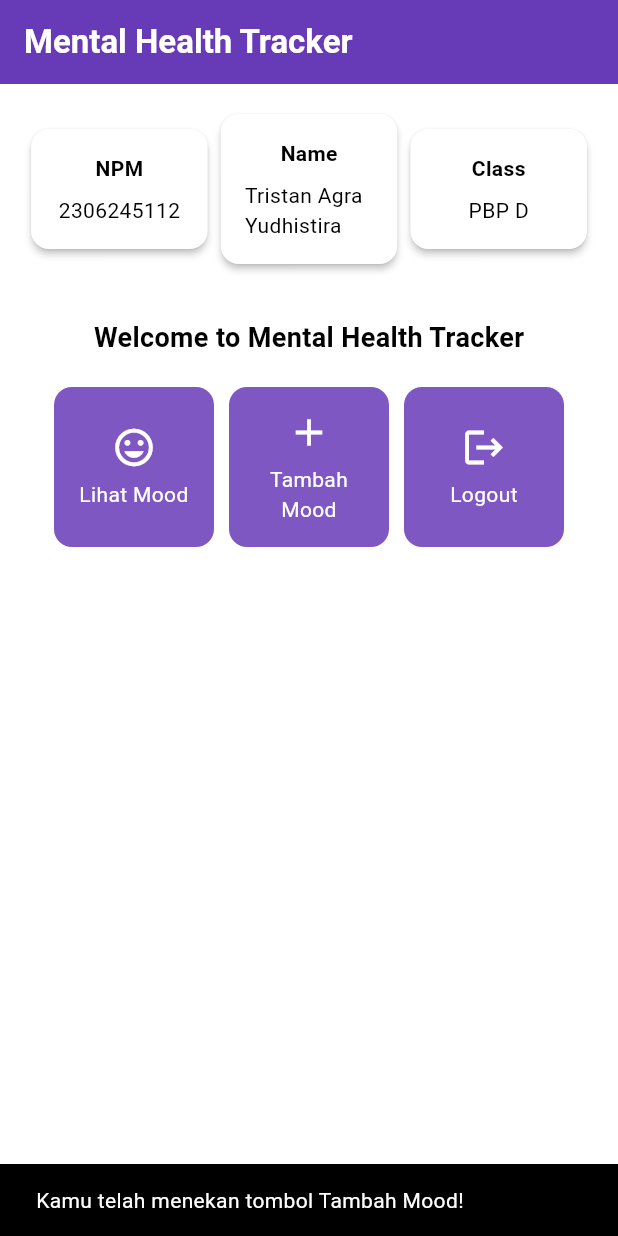
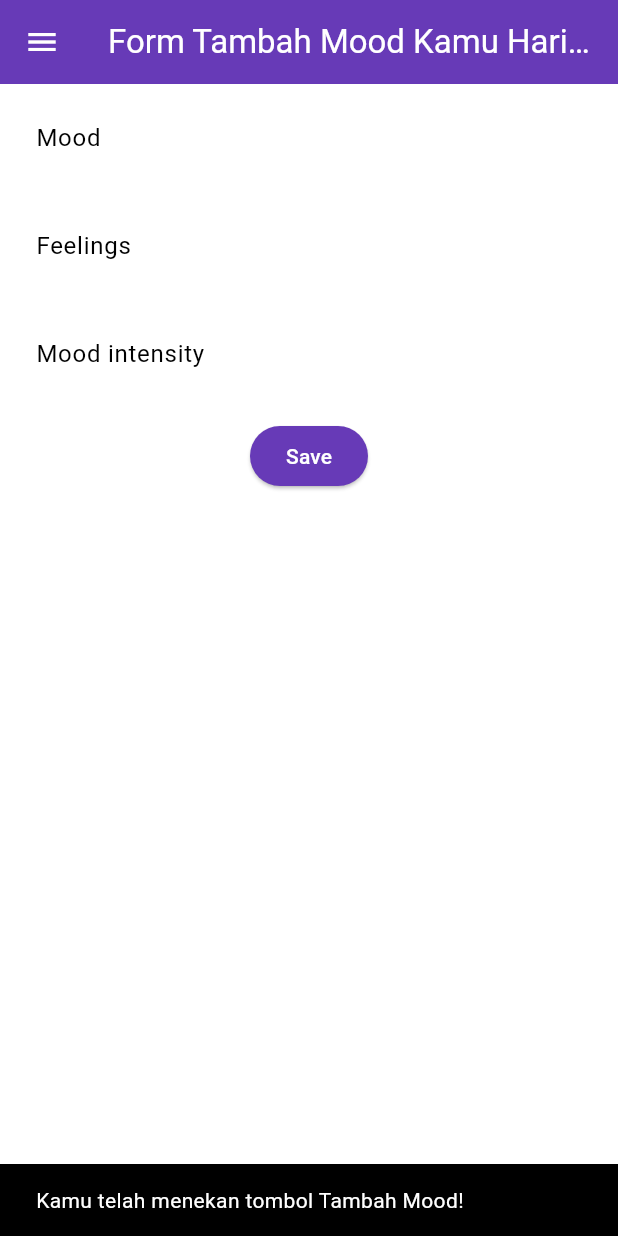
Before and after one commit to TrayMachi/mental-health-tracker-mobile, a Flutter app: the screen it shows after launch, after a tap on "Tambah Mood", on a phone screen of 412 x 824 dp. Run offline on Flutter 3.47's test engine with Material 3 defaults, Android fonts, the phone set to English and light mode, and no system bars.

Commit message:
feat: done tutorial 7

```diff
--- a/lib/main.dart
+++ b/lib/main.dart
@@ -1,5 +1,5 @@
 import 'package:flutter/material.dart';
-import 'package:mental_health_tracker/menu.dart';
+import 'package:mental_health_tracker/screens/menu.dart';
 
 void main() {
   runApp(const MyApp());
--- a/lib/menu.dart
+++ b/lib/screens/menu.dart
@@ -1,4 +1,6 @@
 import 'package:flutter/material.dart';
+import 'package:mental_health_tracker/widgets/left_drawer.dart';
+import 'package:mental_health_tracker/widgets/mood_card.dart';
 
 class MyHomePage extends StatelessWidget {
   final String npm = '2306245112'; // NPM
@@ -20,6 +22,7 @@ class MyHomePage extends StatelessWidget {
       // AppBar adalah bagian atas halaman yang menampilkan judul.
       appBar: AppBar(
         // Judul aplikasi "Mental Health Tracker" dengan teks putih dan tebal.
+        iconTheme: const IconThemeData(color: Colors.white),
         title: const Text(
           'Mental Health Tracker',
           style: TextStyle(
@@ -30,6 +33,7 @@ class MyHomePage extends StatelessWidget {
         // Warna latar belakang AppBar diambil dari skema warna tema aplikasi.
         backgroundColor: Theme.of(context).colorScheme.primary,
       ),
+      drawer: const LeftDrawer(),
       // Body halaman dengan padding di sekelilingnya.
       body: Padding(
         padding: const EdgeInsets.all(16.0),
@@ -126,62 +130,3 @@ class InfoCard extends StatelessWidget {
     );
   }
 }
-
-class ItemHomepage {
-  final String name;
-  final IconData icon;
-
-  ItemHomepage(this.name, this.icon);
-}
-
-class ItemCard extends StatelessWidget {
-  // Menampilkan kartu dengan ikon dan nama.
-
-  final ItemHomepage item;
-
-  const ItemCard(this.item, {super.key});
-
-  @override
-  Widget build(BuildContext context) {
-    return Material(
-      // Menentukan warna latar belakang dari tema aplikasi.
-      color: Theme.of(context).colorScheme.secondary,
-      // Membuat sudut kartu melengkung.
-      borderRadius: BorderRadius.circular(12),
-
-      child: InkWell(
-        // Aksi ketika kartu ditekan.
-        onTap: () {
-          // Menampilkan pesan SnackBar saat kartu ditekan.
-          ScaffoldMessenger.of(context)
-            ..hideCurrentSnackBar()
-            ..showSnackBar(SnackBar(
-                content: Text("Kamu telah menekan tombol ${item.name}!")));
-        },
-        // Container untuk menyimpan Icon dan Text
-        child: Container(
-          padding: const EdgeInsets.all(8),
-          child: Center(
-            child: Column(
-              // Menyusun ikon dan teks di tengah kartu.
-              mainAxisAlignment: MainAxisAlignment.center,
-              children: [
-                Icon(
-                  item.icon,
-                  color: Colors.white,
-                  size: 30.0,
-                ),
-                const Padding(padding: EdgeInsets.all(3)),
-                Text(
-                  item.name,
-                  textAlign: TextAlign.center,
-                  style: const TextStyle(color: Colors.white),
-                ),
-              ],
-            ),
-          ),
-        ),
-      ),
-    );
-  }
-}
--- /dev/null
+++ b/lib/screens/moodentry_form.dart
@@ -0,0 +1,159 @@
+import 'package:flutter/material.dart';
+import 'package:mental_health_tracker/widgets/left_drawer.dart';
+
+class MoodEntryFormPage extends StatefulWidget {
+  const MoodEntryFormPage({super.key});
+
+  @override
+  State<MoodEntryFormPage> createState() => _MoodEntryFormPageState();
+}
+
+class _MoodEntryFormPageState extends State<MoodEntryFormPage> {
+  final _formKey = GlobalKey<FormState>();
+  String _mood = "";
+  String _feelings = "";
+  int _moodIntensity = 0;
+  @override
+  Widget build(BuildContext context) {
+    return Scaffold(
+      appBar: AppBar(
+        title: const Center(
+          child: Text(
+            'Form Tambah Mood Kamu Hari ini',
+          ),
+        ),
+        backgroundColor: Theme.of(context).colorScheme.primary,
+        foregroundColor: Colors.white,
+      ),
+      drawer: const LeftDrawer(),
+      body: Form(
+        key: _formKey,
+        child: SingleChildScrollView(
+            child: Column(
+          crossAxisAlignment: CrossAxisAlignment.start,
+          children: [
+            Padding(
+              padding: const EdgeInsets.all(8.0),
+              child: TextFormField(
+                decoration: InputDecoration(
+                  hintText: "Mood",
+                  labelText: "Mood",
+                  border: OutlineInputBorder(
+                    borderRadius: BorderRadius.circular(5.0),
+                  ),
+                ),
+                onChanged: (String? value) {
+                  setState(() {
+                    _mood = value!;
+                  });
+                },
+                validator: (String? value) {
+                  if (value == null || value.isEmpty) {
+                    return "Mood tidak boleh kosong!";
+                  }
+                  return null;
+                },
+              ),
+            ),
+            Padding(
+              padding: const EdgeInsets.all(8.0),
+              child: TextFormField(
+                decoration: InputDecoration(
+                  hintText: "Feelings",
+                  labelText: "Feelings",
+                  border: OutlineInputBorder(
+                    borderRadius: BorderRadius.circular(5.0),
+                  ),
+                ),
+                onChanged: (String? value) {
+                  setState(() {
+                    _feelings = value!;
+                  });
+                },
+                validator: (String? value) {
+                  if (value == null || value.isEmpty) {
+                    return "Feelings tidak boleh kosong!";
+                  }
+                  return null;
+                },
+              ),
+            ),
+            Padding(
+              padding: const EdgeInsets.all(8.0),
+              child: TextFormField(
+                decoration: InputDecoration(
+                  hintText: "Mood intensity",
+                  labelText: "Mood intensity",
+                  border: OutlineInputBorder(
+                    borderRadius: BorderRadius.circular(5.0),
+                  ),
+                ),
+                onChanged: (String? value) {
+                  setState(() {
+                    _moodIntensity = int.tryParse(value!) ?? 0;
+                  });
+                },
+                validator: (String? value) {
+                  if (value == null || value.isEmpty) {
+                    return "Mood intensity tidak boleh kosong!";
+                  }
+                  if (int.tryParse(value) == null) {
+                    return "Mood intensity harus berupa angka!";
+                  }
+                  return null;
+                },
+              ),
+            ),
+            Align(
+              alignment: Alignment.bottomCenter,
+              child: Padding(
+                padding: const EdgeInsets.all(8.0),
+                child: ElevatedButton(
+                  style: ButtonStyle(
+                    backgroundColor: WidgetStateProperty.all(
+                        Theme.of(context).colorScheme.primary),
+                  ),
+                  onPressed: () {
+                    if (_formKey.currentState!.validate()) {
+                      showDialog(
+                        context: context,
+                        builder: (context) {
+                          return AlertDialog(
+                            title: const Text('Mood berhasil tersimpan'),
+                            content: SingleChildScrollView(
+                              child: Column(
+                                crossAxisAlignment: CrossAxisAlignment.start,
+                                children: [
+                                  Text('Mood: $_mood'),
+                                  Text('Feelings: $_feelings'),
+                                  Text('Mood intensity: $_moodIntensity'),
+                                ],
+                              ),
+                            ),
+                            actions: [
+                              TextButton(
+                                child: const Text('OK'),
+                                onPressed: () {
+                                  Navigator.pop(context);
+                                  _formKey.currentState!.reset();
+                                },
+                              ),
+                            ],
+                          );
+                        },
+                      );
+                    }
+                  },
+                  child: const Text(
+                    "Save",
+                    style: TextStyle(color: Colors.white),
+                  ),
+                ),
+              ),
+            ),
+          ],
+        )),
+      ),
+    );
+  }
+}
--- /dev/null
+++ b/lib/widgets/left_drawer.dart
@@ -0,0 +1,68 @@
+import 'package:flutter/material.dart';
+import 'package:mental_health_tracker/screens/menu.dart';
+import 'package:mental_health_tracker/screens/moodentry_form.dart';
+
+class LeftDrawer extends StatelessWidget {
+  const LeftDrawer({super.key});
+
+  @override
+  Widget build(BuildContext context) {
+    return Drawer(
+      child: ListView(
+        children: [
+          DrawerHeader(
+            decoration: BoxDecoration(
+              color: Theme.of(context).colorScheme.primary,
+            ),
+            child: const Column(
+              children: [
+                Text(
+                  'Mental Health Tracker',
+                  textAlign: TextAlign.center,
+                  style: TextStyle(
+                    fontSize: 24,
+                    fontWeight: FontWeight.bold,
+                    color: Colors.white,
+                  ),
+                ),
+                Padding(padding: EdgeInsets.all(8)),
+                Text(
+                  "Ayo jaga kesehatan mentalmu setiap hari disini!",
+                  textAlign: TextAlign.center,
+                  style: TextStyle(
+                    fontSize: 15,
+                    color: Colors.white,
+                  ),
+                ),
+              ],
+            ),
+          ),
+          ListTile(
+            leading: const Icon(Icons.home_outlined),
+            title: const Text('Halaman Utama'),
+            // Bagian redirection ke MyHomePage
+            onTap: () {
+              Navigator.pushReplacement(
+                  context,
+                  MaterialPageRoute(
+                    builder: (context) => MyHomePage(),
+                  ));
+            },
+          ),
+          ListTile(
+            leading: const Icon(Icons.mood),
+            title: const Text('Tambah Mood'),
+            // Bagian redirection ke MoodEntryFormPage
+            onTap: () {
+              Navigator.pushReplacement(
+                  context,
+                  MaterialPageRoute(
+                    builder: (context) => const MoodEntryFormPage(),
+                  ));
+            },
+          )
+        ],
+      ),
+    );
+  }
+}
--- /dev/null
+++ b/lib/widgets/mood_card.dart
@@ -0,0 +1,68 @@
+import 'package:flutter/material.dart';
+import 'package:mental_health_tracker/screens/moodentry_form.dart';
+
+class ItemHomepage {
+  final String name;
+  final IconData icon;
+
+  ItemHomepage(this.name, this.icon);
+}
+
+class ItemCard extends StatelessWidget {
+  // Menampilkan kartu dengan ikon dan nama.
+
+  final ItemHomepage item;
+
+  const ItemCard(this.item, {super.key});
+
+  @override
+  Widget build(BuildContext context) {
+    return Material(
+      // Menentukan warna latar belakang dari tema aplikasi.
+      color: Theme.of(context).colorScheme.secondary,
+      // Membuat sudut kartu melengkung.
+      borderRadius: BorderRadius.circular(12),
+
+      child: InkWell(
+        // Aksi ketika kartu ditekan.
+        onTap: () {
+          // Menampilkan pesan SnackBar saat kartu ditekan.
+          ScaffoldMessenger.of(context)
+            ..hideCurrentSnackBar()
+            ..showSnackBar(SnackBar(
+                content: Text("Kamu telah menekan tombol ${item.name}!")));
+          if (item.name == "Tambah Mood") {
+            Navigator.push(
+              context,
+              MaterialPageRoute(
+                  builder: (context) => const MoodEntryFormPage()),
+            );
+          }
+        },
+        // Container untuk menyimpan Icon dan Text
+        child: Container(
+          padding: const EdgeInsets.all(8),
+          child: Center(
+            child: Column(
+              // Menyusun ikon dan teks di tengah kartu.
+              mainAxisAlignment: MainAxisAlignment.center,
+              children: [
+                Icon(
+                  item.icon,
+                  color: Colors.white,
+                  size: 30.0,
+                ),
+                const Padding(padding: EdgeInsets.all(3)),
+                Text(
+                  item.name,
+                  textAlign: TextAlign.center,
+                  style: const TextStyle(color: Colors.white),
+                ),
+              ],
+            ),
+          ),
+        ),
+      ),
+    );
+  }
+}
```
